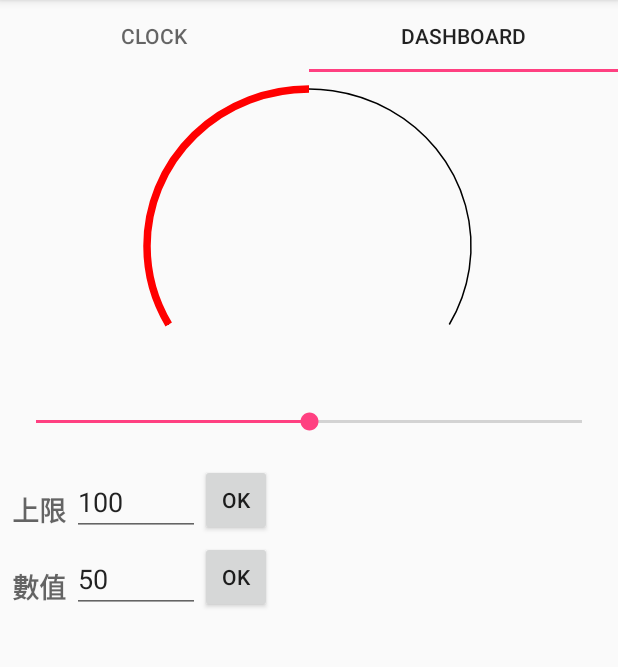
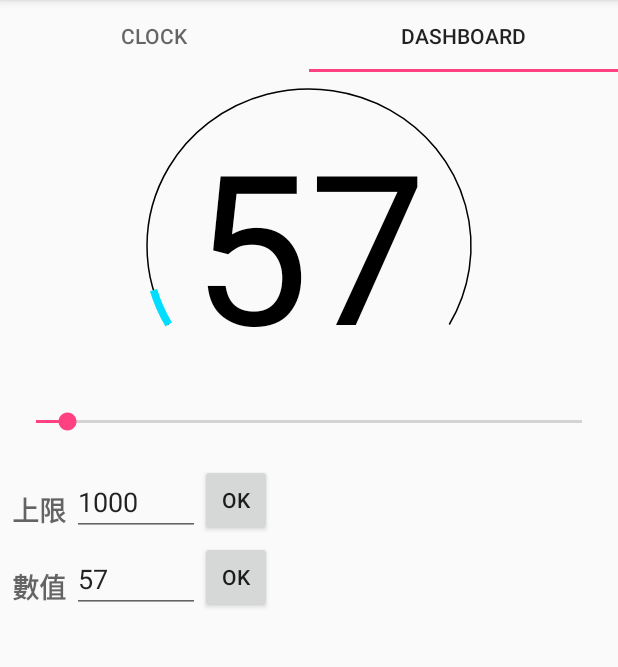
Before and after one commit to CAHsieh/ViewPractice, an Android app: the screen it shows after launch (MainActivity), tab 2 chosen, on a phone screen of 412 x 824 dp, the part 84-751 px from its top. Run offline under Robolectric (Android 15) with nearby library versions, the phone set to English and light mode, and no system bars.

Commit message:
complete dashboardview practice.

```diff
--- a/app/src/main/java/pet/ca/viewpractice/PageFragment.kt
+++ b/app/src/main/java/pet/ca/viewpractice/PageFragment.kt
@@ -63,7 +63,6 @@ class PageFragment : Fragment() {
 
             R.layout.fragment_dashboard -> {
 
-                dashboard.setCurrent(50)
                 seek.setOnSeekBarChangeListener(object : SeekBar.OnSeekBarChangeListener {
                     override fun onProgressChanged(seekBar: SeekBar?, progress: Int, fromUser: Boolean) {
                         if (fromUser) {
--- a/app/src/main/java/pet/ca/viewpractice/customView/DashboardView.kt
+++ b/app/src/main/java/pet/ca/viewpractice/customView/DashboardView.kt
@@ -4,8 +4,8 @@ package pet.ca.viewpractice.customView
   儀表板View
 
   1.有一個弧形的線條 done.
-  2.弧型線條顏色控制(attr)
-  3.弧形內顯示數值or百分比 (attr控制顯示哪個)
+  2.弧型線條顏色控制(attr) done.
+  3.弧形內顯示數值or百分比 (attr控制顯示哪個) done.
   4.設定max值 done.
   5.設定Current值 done.
   6.setCurrent及smoothToCurrent done.
@@ -17,13 +17,11 @@ import android.animation.Keyframe
 import android.animation.ObjectAnimator
 import android.animation.PropertyValuesHolder
 import android.content.Context
-import android.graphics.Canvas
-import android.graphics.Color
-import android.graphics.Paint
-import android.graphics.RectF
+import android.graphics.*
 import android.util.AttributeSet
 import android.view.View
 import android.view.animation.AccelerateDecelerateInterpolator
+import pet.ca.viewpractice.R
 import pet.ca.viewpractice.Utils
 
 
@@ -36,10 +34,43 @@ class DashboardView : View {
     private var rate: Float = 0f
     private var upperLimit: Int = 100
     private var current: Int = 0
+    private var display: Int = 0
+    private var progressColor: Int = Color.RED
 
-    constructor(context: Context?) : super(context)
-    constructor(context: Context?, attrs: AttributeSet?) : super(context, attrs)
-    constructor(context: Context?, attrs: AttributeSet?, defStyleAttr: Int) : super(context, attrs, defStyleAttr)
+    constructor(context: Context?) : super(context) {
+        upperLimit = 100
+        current = 50
+        display = 0
+        progressColor = Color.RED
+        rate = (current.toFloat() / upperLimit)
+    }
+
+    constructor(context: Context?, attrs: AttributeSet?) : super(context, attrs) {
+        context?.let { c ->
+            attrs?.let {
+                parseAttr(c, it)
+            }
+        }
+        rate = (current.toFloat() / upperLimit)
+    }
+
+    constructor(context: Context?, attrs: AttributeSet?, defStyleAttr: Int) : super(context, attrs, defStyleAttr) {
+        context?.let { c ->
+            attrs?.let {
+                parseAttr(c, it)
+            }
+        }
+        rate = (current.toFloat() / upperLimit)
+    }
+
+    private fun parseAttr(context: Context, attrs: AttributeSet) {
+        val typeArray = context.obtainStyledAttributes(attrs, R.styleable.DashboardView)
+        upperLimit = typeArray.getInt(R.styleable.DashboardView_upperLimit, 100)
+        current = typeArray.getInt(R.styleable.DashboardView_current, 50)
+        display = typeArray.getInteger(R.styleable.DashboardView_display, 0)
+        progressColor = typeArray.getColor(R.styleable.DashboardView_color, Color.RED)
+        typeArray.recycle()
+    }
 
     public fun setMax(upperLimit: Int) {
         this.upperLimit = upperLimit
@@ -75,7 +106,8 @@ class DashboardView : View {
 
     public fun smoothToCurrent(current: Int): Int {
         val to: Int = if (current > upperLimit) upperLimit else current
-        val relay = if (current >= this.current) current + 20 else current - 20
+        val relay = if (current >= this.current) to + this.upperLimit / 4
+        else to - this.upperLimit / 4
 
         val keyframe1 = Keyframe.ofInt(0f, this.current)
         val keyframe2 = Keyframe.ofInt(0.5f, relay)
@@ -125,6 +157,7 @@ class DashboardView : View {
 
         //先畫dashboard基準線
         canvas?.save()
+        paint.reset()
         paint.color = Color.BLACK
         paint.strokeWidth = Utils.dpToPixels(1f)
         paint.style = Paint.Style.STROKE
@@ -132,14 +165,46 @@ class DashboardView : View {
         canvas?.restore()
 
         //根據目前的rate畫線條
-
         canvas?.save()
-        paint.color = Color.RED
+        paint.reset()
+        paint.color = progressColor
         paint.strokeWidth = Utils.dpToPixels(5f)
         paint.style = Paint.Style.STROKE
         val sweep: Float = -240f * rate
         val start: Float = 30f - 240f * (1 - rate)
         canvas?.drawArc(rect, start, sweep, false, paint)
         canvas?.restore()
+
+        //畫數字
+        canvas?.save()
+        paint.reset()
+        paint.color = Color.BLACK
+        paint.textAlign = Paint.Align.CENTER
+        paint.typeface = Typeface.SANS_SERIF
+        val radius = if (rect.height() > rect.width()) {
+            rect.width() / 2
+        } else {
+            rect.height() / 2
+        }
+
+        when (display) {
+            0 -> {
+                //Actual
+                paint.textSize = if (current.toString().length > 2) {
+                    radius * 2 / (1.5f + (current.toString().length - 2) * 0.5f)
+                } else {
+                    radius * 2 / 1.5f
+                }
+                canvas?.drawText(current.toString(), rect.centerX(), rect.centerY() + radius * Math.cos(Math.PI / 3).toFloat(), paint)
+            }
+
+            1 -> {
+                //Rate
+                val rate = ((current.toFloat() / upperLimit.toFloat()) * 100).toInt()
+                paint.textSize = radius * 2 / (2.0f + (rate.toString().length - 1) * 0.5f)
+                canvas?.drawText(rate.toString() + "%", rect.centerX(), rect.centerY() + radius * Math.cos(Math.PI / 3).toFloat(), paint)
+            }
+        }
+        canvas?.restore()
     }
 }
--- a/app/src/main/res/layout/fragment_dashboard.xml
+++ b/app/src/main/res/layout/fragment_dashboard.xml
@@ -1,5 +1,6 @@
 <?xml version="1.0" encoding="utf-8"?>
 <android.support.constraint.ConstraintLayout xmlns:android="http://schemas.android.com/apk/res/android"
+    xmlns:DashboardView="http://schemas.android.com/apk/res-auto"
     xmlns:app="http://schemas.android.com/apk/res-auto"
     android:layout_width="match_parent"
     android:layout_height="match_parent">
@@ -10,6 +11,10 @@
         android:layout_width="0dp"
         android:layout_height="0dp"
         android:layout_margin="8dp"
+        DashboardView:color="@android:color/holo_blue_bright"
+        DashboardView:current="57"
+        DashboardView:display="actual"
+        DashboardView:upperLimit="1000"
         app:layout_constraintEnd_toEndOf="parent"
         app:layout_constraintHeight_percent="0.3"
         app:layout_constraintStart_toStartOf="parent"
@@ -19,8 +24,8 @@
         android:id="@+id/seek"
         android:layout_width="0dp"
         android:layout_height="wrap_content"
-        android:max="100"
-        android:progress="50"
+        android:max="1000"
+        android:progress="57"
         app:layout_constraintEnd_toEndOf="@id/dashboard"
         app:layout_constraintStart_toStartOf="@id/dashboard"
         app:layout_constraintTop_toBottomOf="@id/dashboard" />
@@ -45,7 +50,7 @@
         android:ems="4"
         android:inputType="number"
         android:maxLines="1"
-        android:text="100"
+        android:text="1000"
         app:layout_constraintBottom_toBottomOf="@id/text"
         app:layout_constraintStart_toEndOf="@id/text" />
 
@@ -79,7 +84,7 @@
         android:ems="4"
         android:inputType="number"
         android:maxLines="1"
-        android:text="50"
+        android:text="57"
         app:layout_constraintBottom_toBottomOf="@id/text2"
         app:layout_constraintStart_toEndOf="@id/text2" />
 
```
Also changed, not shown: app/src/main/res/values/attrs.xml (added, +12 -0 lines).
